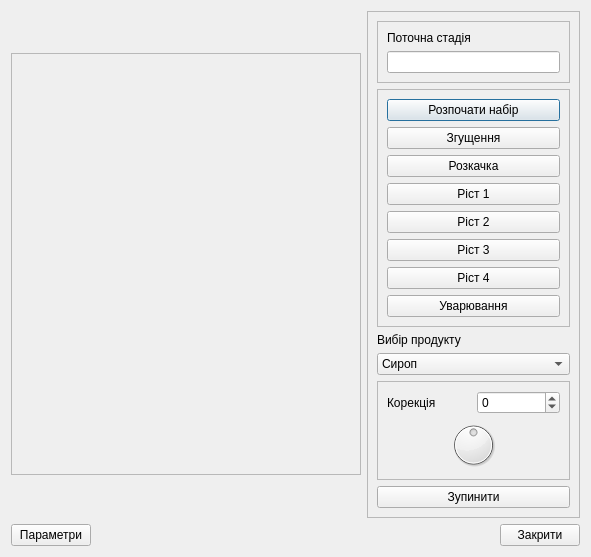
The window that aparat/scada/dlgapone.ui (vanessaorgua/illitsi) describes before a commit, drawn with Qt 5.
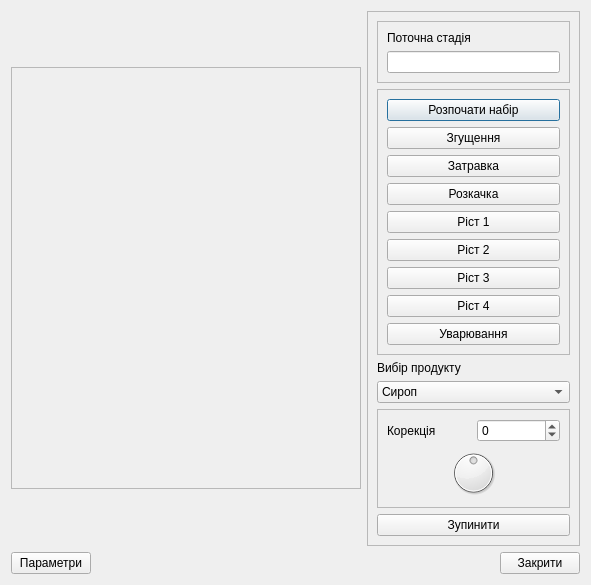
The same window after the commit.

Diff of the .ui file:
```diff
--- a/aparat/scada/dlgapone.ui
+++ b/aparat/scada/dlgapone.ui
@@ -7,7 +7,7 @@
     <x>0</x>
     <y>0</y>
     <width>591</width>
-    <height>529</height>
+    <height>531</height>
    </rect>
   </property>
   <property name="contextMenuPolicy">
@@ -16,6 +16,12 @@
   <property name="windowTitle">
    <string>Dialog</string>
   </property>
+  <property name="sizeGripEnabled">
+   <bool>false</bool>
+  </property>
+  <property name="modal">
+   <bool>false</bool>
+  </property>
   <layout class="QGridLayout" name="gridLayout">
    <item row="0" column="2" colspan="2">
     <widget class="QFrame" name="frame">
@@ -71,6 +77,13 @@
            </property>
           </widget>
          </item>
+         <item>
+          <widget class="QPushButton" name="bnPriming">
+           <property name="text">
+            <string>Затравка</string>
+           </property>
+          </widget>
+         </item>
          <item>
           <widget class="QPushButton" name="bnRarefaction">
            <property name="text">
```
